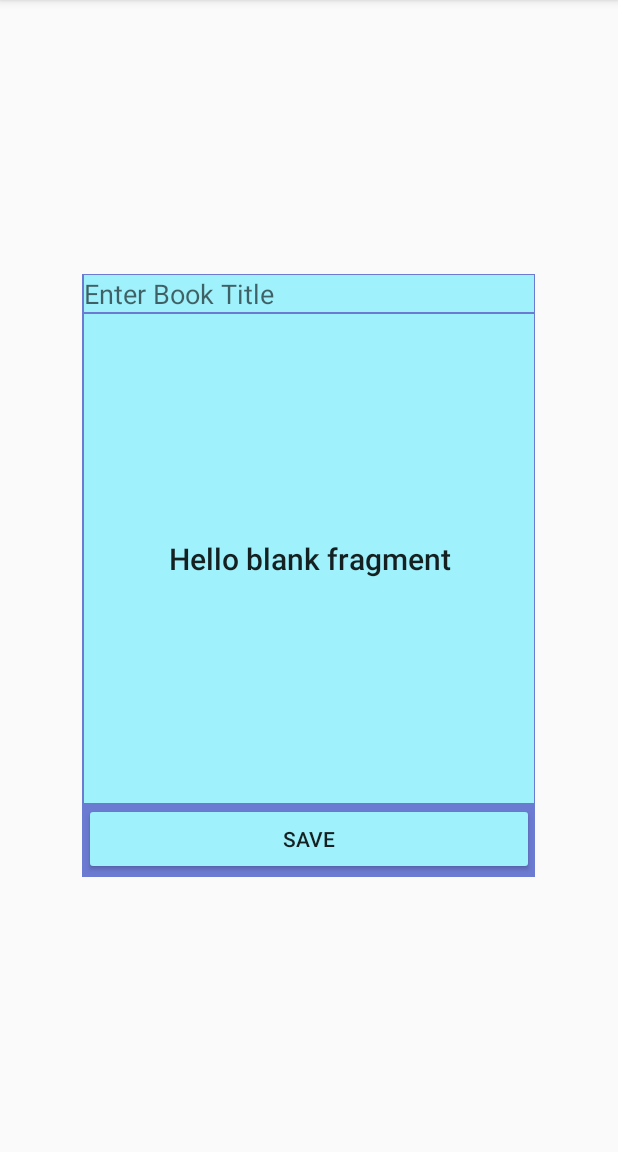
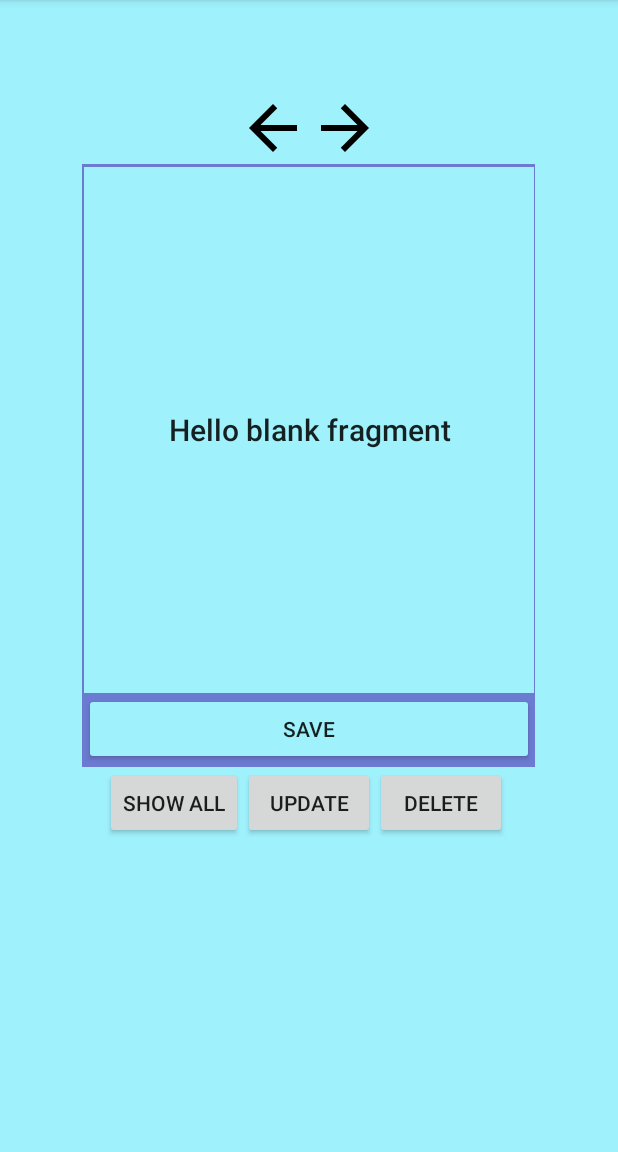
Before and after one commit to Golgoroth22/GeekBrains_Android3, an Android app: the screen it shows after launch (MainActivity), on a phone screen of 412 x 824 dp, the part 84-1236 px from its top. Run offline under Robolectric (Android 15) with nearby library versions, the phone set to English and light mode, and no system bars; libraries missing offline, so code that uses them is left out: io.realm; 4 statements that could not run were skipped.

Commit message:
update main_view

```diff
--- /dev/null
+++ b/RealmExample/app/src/main/res/drawable/ic_arrow_back_black_24dp.xml
@@ -0,0 +1,9 @@
+<vector xmlns:android="http://schemas.android.com/apk/res/android"
+        android:width="24dp"
+        android:height="24dp"
+        android:viewportWidth="24.0"
+        android:viewportHeight="24.0">
+    <path
+        android:fillColor="#FF000000"
+        android:pathData="M20,11H7.83l5.59,-5.59L12,4l-8,8 8,8 1.41,-1.41L7.83,13H20v-2z"/>
+</vector>
--- /dev/null
+++ b/RealmExample/app/src/main/res/drawable/ic_arrow_forward_black_24dp.xml
@@ -0,0 +1,9 @@
+<vector xmlns:android="http://schemas.android.com/apk/res/android"
+        android:width="24dp"
+        android:height="24dp"
+        android:viewportWidth="24.0"
+        android:viewportHeight="24.0">
+    <path
+        android:fillColor="#FF000000"
+        android:pathData="M12,4l-1.41,1.41L16.17,11H4v2h12.17l-5.58,5.59L12,20l8,-8z"/>
+</vector>
--- a/RealmExample/app/src/main/res/layout/activity_main.xml
+++ b/RealmExample/app/src/main/res/layout/activity_main.xml
@@ -4,12 +4,80 @@
     xmlns:tools="http://schemas.android.com/tools"
     android:layout_width="match_parent"
     android:layout_height="match_parent"
+    android:background="@color/colorAccent"
+    android:padding="@dimen/dimen_16dp"
     tools:context="com.falin.valentin.realmexample.MainActivity">
+
+    <EditText
+        android:id="@+id/main_edit_text"
+        android:layout_width="match_parent"
+        android:layout_height="wrap_content"
+        android:inputType="textAutoCorrect" />
+
+    <LinearLayout
+        android:id="@+id/arrows_linear_layout"
+        android:layout_width="wrap_content"
+        android:layout_height="wrap_content"
+        android:layout_below="@id/main_edit_text"
+        android:layout_centerHorizontal="true"
+        android:orientation="horizontal">
+
+        <Button
+            android:id="@+id/main_previous_button"
+            android:layout_width="@dimen/dimen_48dp"
+            android:layout_height="wrap_content"
+            android:background="@drawable/ic_arrow_back_black_24dp" />
+
+        <Button
+            android:id="@+id/main_forward_button"
+            android:layout_width="@dimen/dimen_48dp"
+            android:layout_height="wrap_content"
+            android:background="@drawable/ic_arrow_forward_black_24dp" />
+    </LinearLayout>
 
     <FrameLayout
         android:id="@+id/main_container"
         android:layout_width="match_parent"
         android:layout_height="wrap_content"
+        android:layout_below="@id/arrows_linear_layout"
         android:layout_centerInParent="true" />
 
+    <Button
+        android:id="@+id/main_update_button"
+        android:layout_width="wrap_content"
+        android:layout_height="wrap_content"
+        android:layout_below="@id/main_container"
+        android:layout_centerHorizontal="true"
+        android:text="@string/update" />
+
+    <Button
+        android:id="@+id/main_delete_button"
+        android:layout_width="wrap_content"
+        android:layout_height="wrap_content"
+        android:layout_below="@id/main_container"
+        android:layout_toEndOf="@id/main_update_button"
+        android:layout_toRightOf="@id/main_update_button"
+        android:text="@string/delete" />
+
+    <Button
+        android:id="@+id/main_show_all_button"
+        android:layout_width="wrap_content"
+        android:layout_height="wrap_content"
+        android:layout_below="@id/main_container"
+        android:layout_toLeftOf="@id/main_update_button"
+        android:layout_toStartOf="@id/main_update_button"
+        android:text="@string/show_all" />
+
+    <ScrollView
+        android:id="@+id/main_scroll_view"
+        android:layout_width="match_parent"
+        android:layout_height="wrap_content"
+        android:layout_below="@id/main_update_button">
+
+        <TextView
+            android:id="@+id/main_text_view"
+            android:layout_width="match_parent"
+            android:layout_height="wrap_content" />
+    </ScrollView>
+
 </RelativeLayout>
--- a/RealmExample/app/src/main/res/layout/fragment_data.xml
+++ b/RealmExample/app/src/main/res/layout/fragment_data.xml
@@ -16,13 +16,6 @@
         android:layout_centerInParent="true"
         android:orientation="vertical">
 
-        <EditText
-            android:id="@+id/edit_text"
-            android:layout_width="match_parent"
-            android:layout_height="wrap_content"
-            android:background="@color/colorAccent"
-            android:hint="@string/enter_book_title"
-            android:inputType="textAutoCorrect" />
 
         <TextView
             android:id="@+id/data_text_view"
--- a/RealmExample/app/src/main/res/values/dimens.xml
+++ b/RealmExample/app/src/main/res/values/dimens.xml
@@ -5,4 +5,6 @@
     <dimen name="dimen_402dp">402dp</dimen>
     <dimen name="dimen_302dp">302dp</dimen>
     <dimen name="fab_margin">16dp</dimen>
+    <dimen name="dimen_48dp">48dp</dimen>
+    <dimen name="dimen_16dp">16dp</dimen>
 </resources>
--- a/RealmExample/app/src/main/res/values/strings.xml
+++ b/RealmExample/app/src/main/res/values/strings.xml
@@ -6,4 +6,8 @@
     <string name="title_activity_orm_app">OrmApp</string>
     <string name="save">save</string>
     <string name="enter_book_title"> Enter Book Title</string>
+    <string name="previous"><![CDATA[<- previous]]></string>
+    <string name="update">update</string>
+    <string name="delete">delete</string>
+    <string name="show_all">show all</string>
 </resources>
```
Also changed, not shown: 9 other files.
